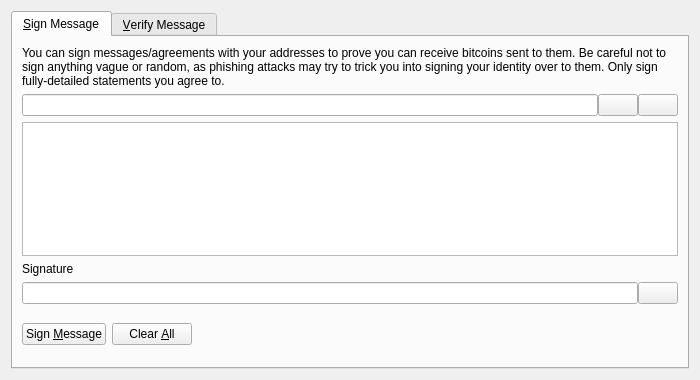
The window that src/qt/forms/signverifymessagedialog.ui (badcoin-net/Badcoin) describes before a commit, drawn with Qt 5.
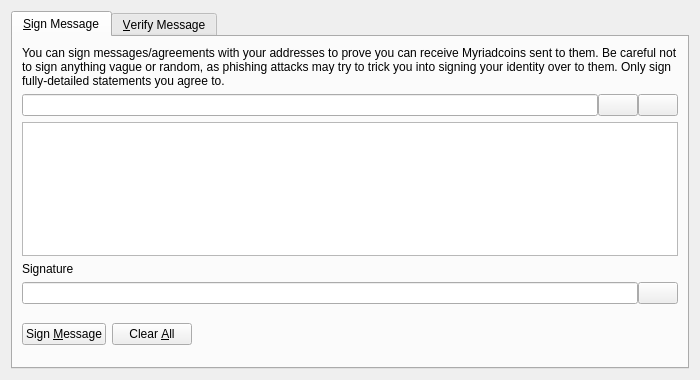
The same window after the commit. Icons and pictures are not drawn. Custom widgets are drawn as their Qt base class.

Diff of the .ui file:
```diff
--- a/src/qt/forms/signverifymessagedialog.ui
+++ b/src/qt/forms/signverifymessagedialog.ui
@@ -30,7 +30,7 @@
        <item>
         <widget class="QLabel" name="infoLabel_SM">
          <property name="text">
-          <string>You can sign messages/agreements with your addresses to prove you can receive bitcoins sent to them. Be careful not to sign anything vague or random, as phishing attacks may try to trick you into signing your identity over to them. Only sign fully-detailed statements you agree to.</string>
+          <string>You can sign messages/agreements with your addresses to prove you can receive Myriadcoins sent to them. Be careful not to sign anything vague or random, as phishing attacks may try to trick you into signing your identity over to them. Only sign fully-detailed statements you agree to.</string>
          </property>
          <property name="textFormat">
           <enum>Qt::PlainText</enum>
```
